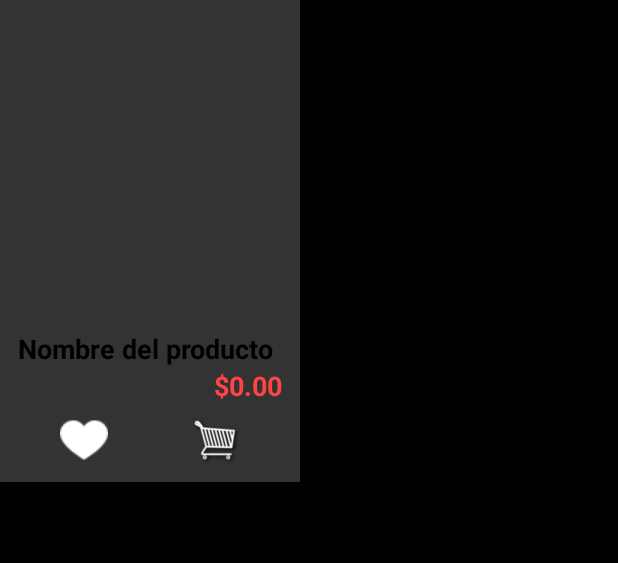
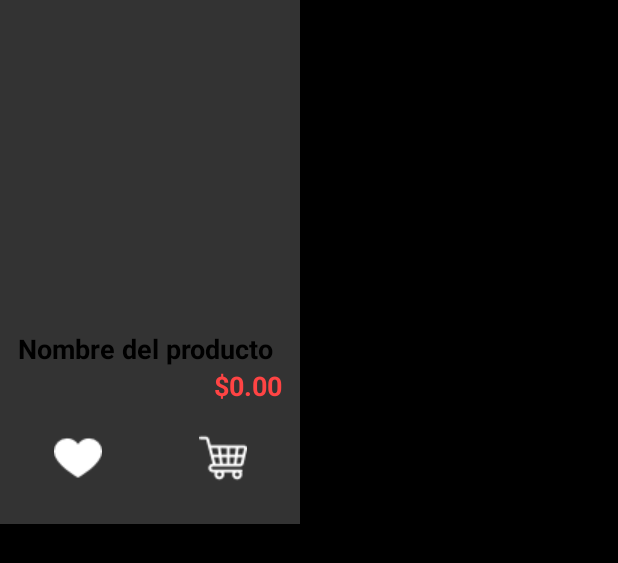
Before and after one commit to Ponce-Rafael/FaceRecognitionAppDespliegue, an Android app built with Jetpack Compose: the layout item_producto_dinamico.xml on its own in the app's theme, with its tools: preview values and no code run, on a phone screen of 412 x 824 dp. Shown: the top 563 px of the screen. Run offline under Robolectric (Android 15) with nearby library versions, the phone set to English and light mode, and no system bars; network calls fail.

Commit message:
Commit final del Domingo

```diff
--- a/app/src/main/res/layout/activity_dashboard.xml
+++ b/app/src/main/res/layout/activity_dashboard.xml
@@ -32,8 +32,8 @@
 
             <ImageButton
                 android:id="@+id/btnMenu"
-                android:layout_width="48dp"
-                android:layout_height="48dp"
+                android:layout_width="50dp"
+                android:layout_height="60dp"
                 android:layout_alignParentStart="true"
                 android:background="@android:color/transparent"
                 android:src="@drawable/menu"
@@ -43,11 +43,12 @@
 
             <ImageButton
                 android:id="@+id/btnCarrito"
-                android:layout_width="48dp"
-                android:layout_height="48dp"
+                android:layout_width="60dp"
+                android:layout_height="60dp"
                 android:layout_alignParentEnd="true"
                 android:background="@android:color/transparent"
                 android:src="@drawable/cart"
+                android:tint="#ffffffff"
                 android:contentDescription="Carrito"
                 android:scaleType="centerInside"
                 android:adjustViewBounds="true" />
--- a/app/src/main/res/layout/item_producto_dinamico.xml
+++ b/app/src/main/res/layout/item_producto_dinamico.xml
@@ -39,16 +39,20 @@
         android:layout_width="match_parent"
         android:layout_height="wrap_content"
         android:orientation="horizontal"
-        android:weightSum="2"
-        android:layout_marginTop="8dp">
+        android:gravity="center"
+        android:paddingHorizontal="-47dp"
+        android:layout_marginTop="12dp"
+        android:layout_marginBottom="8dp"
+        android:weightSum="2">
 
         <ImageButton
             android:id="@+id/btnFavorito"
             android:layout_width="0dp"
-            android:layout_height="32dp"
+            android:layout_height="48dp"
             android:layout_weight="1"
+            android:layout_marginEnd="8dp"
             android:scaleType="centerInside"
-            android:tint="#ffffffff"
+            android:tint="#FFFFFFFF"
             android:background="@android:color/transparent"
             android:src="@drawable/heart"
             android:contentDescription="Favorito" />
@@ -56,11 +60,14 @@
         <ImageButton
             android:id="@+id/btnAgregarCarrito"
             android:layout_width="0dp"
-            android:layout_height="32dp"
+            android:layout_height="48dp"
             android:layout_weight="1"
+            android:layout_marginStart="8dp"
             android:scaleType="centerInside"
+            android:tint="#FFFFFFFF"
             android:background="@android:color/transparent"
             android:src="@drawable/cart"
-            android:contentDescription="Carrito" />
+            android:contentDescription="Agregar al carrito" />
     </LinearLayout>
+
 </LinearLayout>
```
Also changed, not shown: app/src/main/res/drawable/cart.png.
